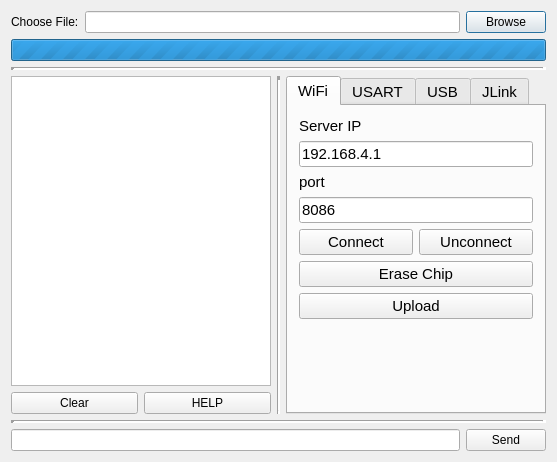
Above: tcpdialog.ui from liangzelang/TcpClient_Qt_PX4Uploader before the change. Below: the same form after it.
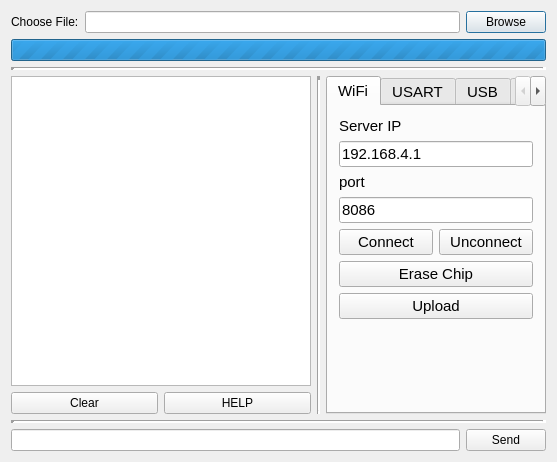
That is the form after the change. The open tabs and pages were chosen to show the change. Icons and pictures are not drawn.

Diff of the .ui file:
```diff
--- a/tcpdialog.ui
+++ b/tcpdialog.ui
@@ -67,7 +67,7 @@
         <widget class="QPlainTextEdit" name="plainTextEdit">
          <property name="minimumSize">
           <size>
-           <width>257</width>
+           <width>260</width>
            <height>0</height>
           </size>
          </property>
@@ -118,6 +118,12 @@
        <property name="enabled">
         <bool>true</bool>
        </property>
+       <property name="maximumSize">
+        <size>
+         <width>220</width>
+         <height>16777215</height>
+        </size>
+       </property>
        <property name="font">
         <font>
          <pointsize>11</pointsize>
```
Left out of the diff: 4 changed lines with no effect on the pictures.
